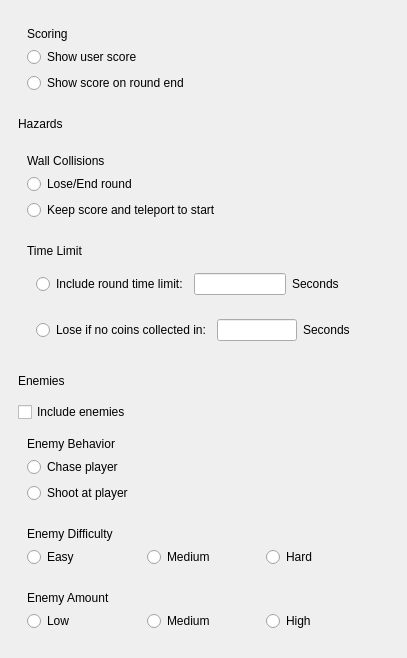
Painless-VR-Capstone/Qt-ClientApp, file task_objectiveflyaround.ui: the form before one commit.
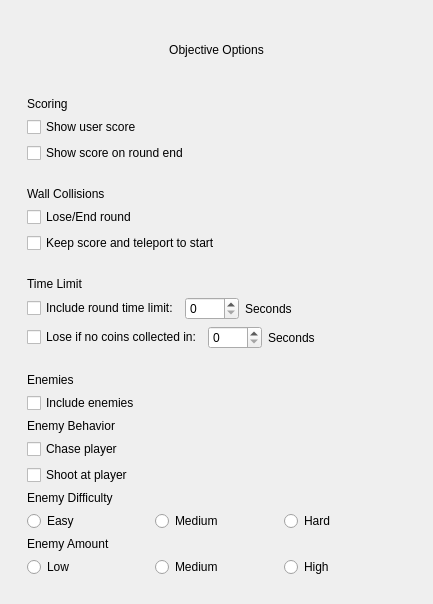
The form after the commit.

```diff
--- a/task_objectiveflyaround.ui
+++ b/task_objectiveflyaround.ui
@@ -6,8 +6,8 @@
    <rect>
     <x>0</x>
     <y>0</y>
-    <width>407</width>
-    <height>658</height>
+    <width>433</width>
+    <height>604</height>
    </rect>
   </property>
   <property name="sizePolicy">
@@ -35,9 +35,21 @@
    <item row="0" column="0">
     <widget class="QWidget" name="objectiveBox" native="true">
      <layout class="QGridLayout" name="gridLayout_10">
-      <item row="0" column="0">
+      <item row="1" column="0">
        <widget class="QWidget" name="scoringBox" native="true">
         <layout class="QGridLayout" name="gridLayout_2">
+         <property name="leftMargin">
+          <number>9</number>
+         </property>
+         <property name="topMargin">
+          <number>9</number>
+         </property>
+         <property name="rightMargin">
+          <number>9</number>
+         </property>
+         <property name="bottomMargin">
+          <number>9</number>
+         </property>
          <item row="0" column="0">
           <widget class="QLabel" name="label">
            <property name="text">
@@ -46,14 +58,14 @@
           </widget>
          </item>
          <item row="2" column="0">
-          <widget class="QRadioButton" name="radioButton">
+          <widget class="QCheckBox" name="showScoreCheckBox">
            <property name="text">
             <string>Show score on round end</string>
            </property>
           </widget>
          </item>
          <item row="1" column="0">
-          <widget class="QRadioButton" name="radioButton_2">
+          <widget class="QCheckBox" name="userScoreCheckBox">
            <property name="text">
             <string>Show user score</string>
            </property>
@@ -62,43 +74,172 @@
         </layout>
        </widget>
       </item>
-      <item row="1" column="0">
-       <widget class="QLabel" name="label_3">
-        <property name="text">
-         <string>Hazards</string>
-        </property>
-       </widget>
-      </item>
-      <item row="2" column="0">
-       <widget class="QWidget" name="wallCollisionsBox" native="true">
-        <layout class="QGridLayout" name="gridLayout_3">
-         <item row="0" column="0">
-          <widget class="QLabel" name="label_2">
-           <property name="text">
-            <string>Wall Collisions</string>
-           </property>
-          </widget>
-         </item>
-         <item row="2" column="0">
-          <widget class="QRadioButton" name="radioButton_5">
-           <property name="text">
-            <string>Keep score and teleport to start</string>
-           </property>
-          </widget>
-         </item>
+      <item row="6" column="0">
+       <widget class="QWidget" name="enemyBox" native="true">
+        <layout class="QGridLayout" name="gridLayout_12">
          <item row="1" column="0">
-          <widget class="QRadioButton" name="radioButton_6">
+          <widget class="QCheckBox" name="includeEnemiesCheckBox">
            <property name="text">
-            <string>Lose/End round</string>
+            <string>Include enemies</string>
            </property>
           </widget>
          </item>
+         <item row="3" column="0">
+          <widget class="QWidget" name="enemyBehaviorBox" native="true">
+           <layout class="QGridLayout" name="gridLayout_4">
+            <property name="leftMargin">
+             <number>0</number>
+            </property>
+            <property name="topMargin">
+             <number>0</number>
+            </property>
+            <property name="rightMargin">
+             <number>0</number>
+            </property>
+            <property name="bottomMargin">
+             <number>0</number>
+            </property>
+            <item row="0" column="0">
+             <widget class="QLabel" name="label_5">
+              <property name="text">
+               <string>Enemy Behavior</string>
+              </property>
+             </widget>
+            </item>
+            <item row="1" column="0">
+             <widget class="QCheckBox" name="chaseCheckBox">
+              <property name="text">
+               <string>Chase player</string>
+              </property>
+             </widget>
+            </item>
+            <item row="2" column="0">
+             <widget class="QCheckBox" name="shootCheckBox">
+              <property name="text">
+               <string>Shoot at player</string>
+              </property>
+             </widget>
+            </item>
+           </layout>
+          </widget>
+         </item>
+         <item row="0" column="0">
+          <widget class="QLabel" name="label_4">
+           <property name="text">
+            <string>Enemies</string>
+           </property>
+          </widget>
+         </item>
+         <item row="4" column="0">
+          <widget class="QFrame" name="enemyDifficultyBox">
+           <layout class="QGridLayout" name="gridLayout_5">
+            <property name="leftMargin">
+             <number>0</number>
+            </property>
+            <property name="topMargin">
+             <number>0</number>
+            </property>
+            <property name="rightMargin">
+             <number>0</number>
+            </property>
+            <property name="bottomMargin">
+             <number>0</number>
+            </property>
+            <item row="1" column="1">
+             <widget class="QRadioButton" name="difficultyMediumRadioButton">
+              <property name="text">
+               <string>Medium</string>
+              </property>
+             </widget>
+            </item>
+            <item row="0" column="0">
+             <widget class="QLabel" name="label_6">
+              <property name="text">
+               <string>Enemy Difficulty</string>
+              </property>
+             </widget>
+            </item>
+            <item row="1" column="0">
+             <widget class="QRadioButton" name="difficultyEasyRadioButton">
+              <property name="text">
+               <string>Easy</string>
+              </property>
+             </widget>
+            </item>
+            <item row="1" column="2">
+             <widget class="QRadioButton" name="difficultyHardRadioButton">
+              <property name="text">
+               <string>Hard</string>
+              </property>
+             </widget>
+            </item>
+           </layout>
+          </widget>
+         </item>
+         <item row="5" column="0">
+          <widget class="QFrame" name="enemyAmountBox">
+           <layout class="QGridLayout" name="gridLayout_6">
+            <property name="leftMargin">
+             <number>0</number>
+            </property>
+            <property name="topMargin">
+             <number>0</number>
+            </property>
+            <property name="rightMargin">
+             <number>0</number>
+            </property>
+            <property name="bottomMargin">
+             <number>0</number>
+            </property>
+            <item row="1" column="0">
+             <widget class="QRadioButton" name="amountLowRadioButton">
+              <property name="text">
+               <string>Low</string>
+              </property>
+             </widget>
+            </item>
+            <item row="1" column="2">
+             <widget class="QRadioButton" name="amountHighRadioButton">
+              <property name="text">
+               <string>High</string>
+              </property>
+             </widget>
+            </item>
+            <item row="0" column="0">
+             <widget class="QLabel" name="label_7">
+              <property name="text">
+               <string>Enemy Amount</string>
+              </property>
+             </widget>
+            </item>
+            <item row="1" column="1">
+             <widget class="QRadioButton" name="amountMediumRadioButton">
+              <property name="text">
+               <string>Medium</string>
+              </property>
+             </widget>
+            </item>
+           </layout>
+          </widget>
+         </item>
         </layout>
        </widget>
       </item>
       <item row="3" column="0">
        <widget class="QWidget" name="timeLimitBox" native="true">
         <layout class="QGridLayout" name="gridLayout_7">
+         <property name="leftMargin">
+          <number>9</number>
+         </property>
+         <property name="topMargin">
+          <number>9</number>
+         </property>
+         <property name="rightMargin">
+          <number>9</number>
+         </property>
+         <property name="bottomMargin">
+          <number>9</number>
+         </property>
          <item row="0" column="0">
           <widget class="QLabel" name="label_8">
            <property name="sizePolicy">
@@ -112,81 +253,21 @@
            </property>
           </widget>
          </item>
-         <item row="2" column="0">
-          <widget class="QWidget" name="coinsBox" native="true">
-           <layout class="QGridLayout" name="gridLayout_9">
-            <item row="0" column="3">
-             <spacer name="horizontalSpacer_2">
-              <property name="orientation">
-               <enum>Qt::Horizontal</enum>
-              </property>
-              <property name="sizeHint" stdset="0">
-               <size>
-                <width>40</width>
-                <height>20</height>
-               </size>
-              </property>
-             </spacer>
-            </item>
-            <item row="0" column="0">
-             <widget class="QRadioButton" name="radioButton_4">
-              <property name="sizePolicy">
-               <sizepolicy hsizetype="Fixed" vsizetype="Fixed">
-                <horstretch>0</horstretch>
-                <verstretch>0</verstretch>
-               </sizepolicy>
-              </property>
-              <property name="text">
-               <string>Lose if no coins collected in:</string>
-              </property>
-             </widget>
-            </item>
-            <item row="0" column="1">
-             <widget class="QLineEdit" name="lineEdit_2">
-              <property name="maximumSize">
-               <size>
-                <width>100</width>
-                <height>16777215</height>
-               </size>
-              </property>
-             </widget>
-            </item>
-            <item row="0" column="2">
-             <widget class="QLabel" name="label_9">
-              <property name="text">
-               <string>Seconds</string>
-              </property>
-             </widget>
-            </item>
-           </layout>
-          </widget>
-         </item>
          <item row="1" column="0">
-          <widget class="QWidget" name="roundBox" native="true">
+          <widget class="QFrame" name="roundBox">
            <layout class="QGridLayout" name="gridLayout_8">
-            <item row="0" column="0">
-             <widget class="QRadioButton" name="radioButton_3">
-              <property name="sizePolicy">
-               <sizepolicy hsizetype="Fixed" vsizetype="Fixed">
-                <horstretch>0</horstretch>
-                <verstretch>0</verstretch>
-               </sizepolicy>
-              </property>
-              <property name="text">
-               <string>Include round time limit:</string>
-              </property>
-             </widget>
-            </item>
-            <item row="0" column="1">
-             <widget class="QLineEdit" name="lineEdit">
-              <property name="maximumSize">
-               <size>
-                <width>100</width>
-                <height>16777215</height>
-               </size>
-              </property>
-             </widget>
-            </item>
+            <property name="leftMargin">
+             <number>0</number>
+            </property>
+            <property name="topMargin">
+             <number>0</number>
+            </property>
+            <property name="rightMargin">
+             <number>0</number>
+            </property>
+            <property name="bottomMargin">
+             <number>0</number>
+            </property>
             <item row="0" column="3">
              <spacer name="horizontalSpacer">
               <property name="orientation">
@@ -207,115 +288,133 @@
               </property>
              </widget>
             </item>
+            <item row="0" column="0">
+             <widget class="QCheckBox" name="includeTimeCheckBox">
+              <property name="sizePolicy">
+               <sizepolicy hsizetype="Fixed" vsizetype="Fixed">
+                <horstretch>0</horstretch>
+                <verstretch>0</verstretch>
+               </sizepolicy>
+              </property>
+              <property name="text">
+               <string>Include round time limit:</string>
+              </property>
+             </widget>
+            </item>
+            <item row="0" column="1">
+             <widget class="QSpinBox" name="timeLimitSpinBox">
+              <property name="maximum">
+               <number>3600</number>
+              </property>
+             </widget>
+            </item>
            </layout>
           </widget>
          </item>
+         <item row="2" column="0">
+          <widget class="QFrame" name="coinsBox">
+           <layout class="QGridLayout" name="gridLayout_9">
+            <property name="leftMargin">
+             <number>0</number>
+            </property>
+            <property name="topMargin">
+             <number>0</number>
+            </property>
+            <property name="rightMargin">
+             <number>0</number>
+            </property>
+            <property name="bottomMargin">
+             <number>0</number>
+            </property>
+            <item row="0" column="0">
+             <widget class="QCheckBox" name="loseIfNoCoins">
+              <property name="sizePolicy">
+               <sizepolicy hsizetype="Fixed" vsizetype="Fixed">
+                <horstretch>0</horstretch>
+                <verstretch>0</verstretch>
+               </sizepolicy>
+              </property>
+              <property name="text">
+               <string>Lose if no coins collected in:</string>
+              </property>
+             </widget>
+            </item>
+            <item row="0" column="3">
+             <spacer name="horizontalSpacer_2">
+              <property name="orientation">
+               <enum>Qt::Horizontal</enum>
+              </property>
+              <property name="sizeHint" stdset="0">
+               <size>
+                <width>40</width>
+                <height>20</height>
+               </size>
+              </property>
+             </spacer>
+            </item>
+            <item row="0" column="2">
+             <widget class="QLabel" name="label_9">
+              <property name="text">
+               <string>Seconds</string>
+              </property>
+             </widget>
+            </item>
+            <item row="0" column="1">
+             <widget class="QSpinBox" name="coinsSpinBox">
+              <property name="maximum">
+               <number>3600</number>
+              </property>
+             </widget>
+            </item>
+           </layout>
+          </widget>
+         </item>
         </layout>
        </widget>
       </item>
-      <item row="4" column="0">
-       <widget class="QLabel" name="label_4">
+      <item row="0" column="0">
+       <widget class="QLabel" name="label_11">
         <property name="text">
-         <string>Enemies</string>
+         <string>Objective Options</string>
         </property>
-       </widget>
-      </item>
-      <item row="5" column="0">
-       <widget class="QCheckBox" name="checkBox">
-        <property name="text">
-         <string>Include enemies</string>
+        <property name="alignment">
+         <set>Qt::AlignCenter</set>
         </property>
        </widget>
       </item>
-      <item row="6" column="0">
-       <widget class="QWidget" name="enemyBox" native="true">
-        <layout class="QGridLayout" name="gridLayout_4">
+      <item row="2" column="0">
+       <widget class="QWidget" name="wallCollisionsBox" native="true">
+        <layout class="QGridLayout" name="gridLayout_3">
+         <property name="leftMargin">
+          <number>9</number>
+         </property>
+         <property name="topMargin">
+          <number>9</number>
+         </property>
+         <property name="rightMargin">
+          <number>9</number>
+         </property>
+         <property name="bottomMargin">
+          <number>9</number>
+         </property>
          <item row="0" column="0">
-          <widget class="QLabel" name="label_5">
+          <widget class="QLabel" name="label_2">
            <property name="text">
-            <string>Enemy Behavior</string>
+            <string>Wall Collisions</string>
            </property>
           </widget>
          </item>
-         <item row="2" column="0">
-          <widget class="QRadioButton" name="radioButton_7">
-           <property name="text">
-            <string>Shoot at player</string>
-           </property>
-          </widget>
-         </item>
          <item row="1" column="0">
-          <widget class="QRadioButton" name="radioButton_8">
+          <widget class="QCheckBox" name="loseRoundCheckBox">
            <property name="text">
-            <string>Chase player</string>
+            <string>Lose/End round</string>
            </property>
           </widget>
          </item>
-        </layout>
-       </widget>
-      </item>
-      <item row="7" column="0">
-       <widget class="QWidget" name="difficultyBox" native="true">
-        <layout class="QGridLayout" name="gridLayout_5">
-         <item row="1" column="1">
-          <widget class="QRadioButton" name="radioButton_10">
+         <item row="2" column="0">
+          <widget class="QCheckBox" name="teleportCheckBox">
            <property name="text">
-            <string>Medium</string>
-           </property>
-          </widget>
-         </item>
-         <item row="0" column="0">
-          <widget class="QLabel" name="label_6">
-           <property name="text">
-            <string>Enemy Difficulty</string>
-           </property>
-          </widget>
-         </item>
-         <item row="1" column="0">
-          <widget class="QRadioButton" name="radioButton_9">
-           <property name="text">
-            <string>Easy</string>
-           </property>
-          </widget>
-         </item>
-         <item row="1" column="2">
-          <widget class="QRadioButton" name="radioButton_11">
-           <property name="text">
-            <string>Hard</string>
-           </property>
-          </widget>
-         </item>
-        </layout>
-       </widget>
-      </item>
-      <item row="8" column="0">
-       <widget class="QWidget" name="amountBox" native="true">
-        <layout class="QGridLayout" name="gridLayout_6">
-         <item row="1" column="0">
-          <widget class="QRadioButton" name="radioButton_12">
-           <property name="text">
-            <string>Low</string>
-           </property>
-          </widget>
-         </item>
-         <item row="1" column="2">
-          <widget class="QRadioButton" name="radioButton_13">
-           <property name="text">
-            <string>High</string>
-           </property>
-          </widget>
-         </item>
-         <item row="0" column="0">
-          <widget class="QLabel" name="label_7">
-           <property name="text">
-            <string>Enemy Amount</string>
-           </property>
-          </widget>
-         </item>
-         <item row="1" column="1">
-          <widget class="QRadioButton" name="radioButton_14">
-           <property name="text">
-            <string>Medium</string>
+            <string>Keep score and teleport to start</string>
            </property>
           </widget>
          </item>
```
